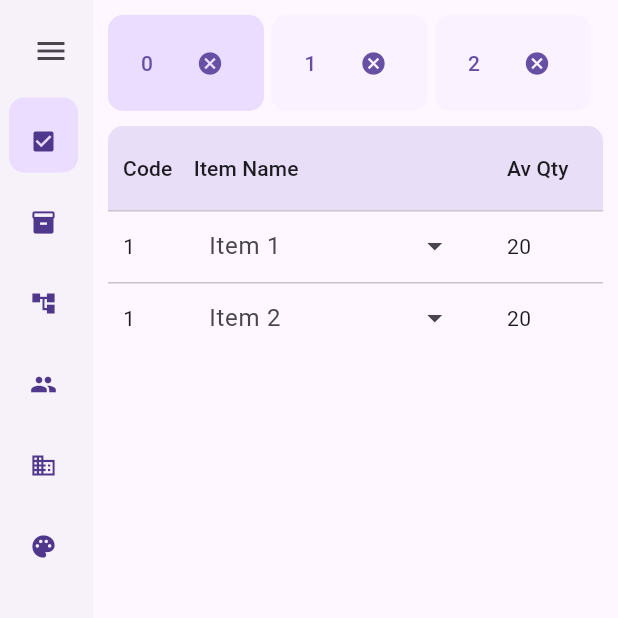
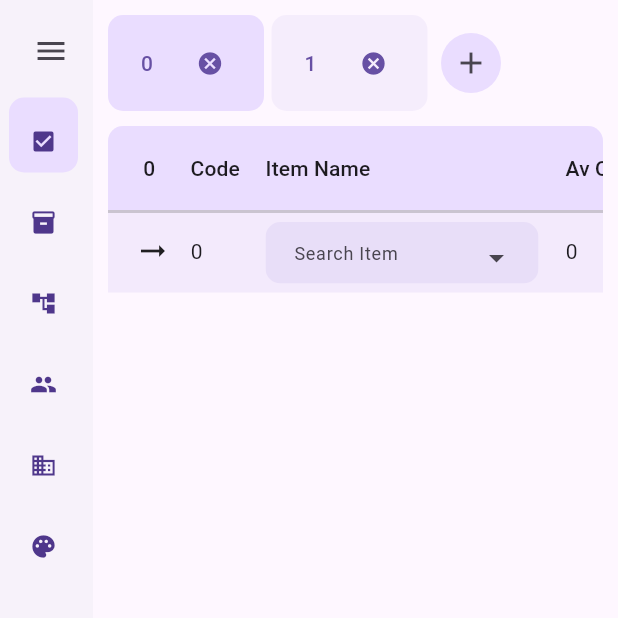
Before and after one commit to buddhimaaushan/flutter-mini-pos, a Flutter app: the screen it shows after launch, on a phone screen of 412 x 824 dp, the top half of it. Run offline on Flutter 3.47's test engine with Material 3 defaults, Android fonts, the phone set to English and light mode, and no system bars; drawn by our look-alikes of data_table_2; our stand-ins replace get.

Commit message:
checkout datatable and fields ui update and bug fix

```diff
--- a/lib/controllers/checkout_controller.dart
+++ b/lib/controllers/checkout_controller.dart
@@ -5,13 +5,12 @@ import 'package:mini_pos/ui/components/checkout_tab_pane.dart';
 class CheckoutTabPaneController extends GetxController {
   RxInt checkoutTabPaneSelected = 0.obs;
   RxList<CheckoutTabPane> checkoutTabPaneList = <CheckoutTabPane>[
-    const CheckoutTabPane(),
-    const CheckoutTabPane(),
-    const CheckoutTabPane(),
+    CheckoutTabPane(),
+    CheckoutTabPane(),
   ].obs;
 
   void addNewTab() {
-    checkoutTabPaneList.add(const CheckoutTabPane());
+    checkoutTabPaneList.add(CheckoutTabPane());
   }
 
   void removeTab(int index) {
@@ -39,32 +38,21 @@ class CheckoutTabPaneController extends GetxController {
   }
 }
 
-class CheckoutItemListController extends GetxController {
+class CheckoutItemListController {
   RxList<CheckoutItem> checkoutItemList = <CheckoutItem>[
-    CheckoutItem(
-      id: RxString("1"),
-      code: RxInt(1),
-      name: RxString("Item 1"),
-      avQty: RxInt(20),
-      ordQty: RxInt(5),
-      priceItem: RxInt(100),
-      category: RxString('Category 1'),
-      brand: RxString('Brand 1'),
-      supplier: RxString('Supplier 1'),
-      image: null,
-    ),
-    CheckoutItem(
-      id: RxString("2"),
-      code: RxInt(1),
-      name: RxString("Item 2"),
-      avQty: RxInt(20),
-      ordQty: RxInt(5),
-      priceItem: RxInt(100),
-      category: RxString('Category 2'),
-      brand: RxString('Brand 1'),
-      supplier: RxString('Supplier 2'),
-      image: null,
-    ),
+    CheckoutItem.initial()
+    // CheckoutItem(
+    //   id: RxString("2"),
+    //   code: RxInt(1),
+    //   name: RxString("Item 2"),
+    //   avQty: RxInt(20),
+    //   ordQty: RxInt(5),
+    //   priceItem: RxInt(100),
+    //   category: RxString('Category 2'),
+    //   brand: RxString('Brand 1'),
+    //   supplier: RxString('Supplier 2'),
+    //   image: null,
+    // ),
   ].obs;
 
   void addItem(CheckoutItem item) {
--- a/lib/data/models/checkout_model.dart
+++ b/lib/data/models/checkout_model.dart
@@ -42,4 +42,20 @@ class CheckoutItem {
       image: json['image'],
     );
   }
+
+  factory CheckoutItem.initial() {
+    return CheckoutItem(
+      id: RxString("initial"),
+      code: RxInt(0),
+      name: RxString("Search Item"),
+      avQty: RxInt(0),
+      ordQty: RxInt(0),
+      priceItem: RxInt(0),
+      category: RxString('null'),
+      brand: RxString('null'),
+      supplier: RxString('null'),
+      image: null,
+      description: null,
+    );
+  }
 }
--- a/lib/data/models/inventory_model.dart
+++ b/lib/data/models/inventory_model.dart
@@ -79,6 +79,20 @@ class InventoryItem {
         supplier: "Fort",
         image: const Base64Encoder().convert(
             'https://www.google.com/images/branding/googlelogo/1x/googlelogo_color_272x92dp.png'
+                .codeUnits)),
+    InventoryItem(
+        id: _uuid.v4(),
+        code: 2,
+        name: "TOO LONG NAME FOR INVENTORY BED SHEET SINGLE",
+        qty: 10,
+        cost: 100,
+        price: 200,
+        description: "BED SHEET SINGLE",
+        category: "BED SHEET",
+        brand: "VS",
+        supplier: "Fort",
+        image: const Base64Encoder().convert(
+            'https://www.google.com/images/branding/googlelogo/1x/googlelogo_color_272x92dp.png'
                 .codeUnits))
   ];
 
--- a/lib/ui/components/checkout.dart
+++ b/lib/ui/components/checkout.dart
@@ -42,7 +42,7 @@ class Checkout extends StatelessWidget {
                         : Theme.of(context)
                             .colorScheme
                             .secondaryContainer
-                            .withOpacity(0.2)),
+                            .withOpacity(0.4)),
                 shape: MaterialStateProperty.all<RoundedRectangleBorder>(
                     const RoundedRectangleBorder(
                   // borderRadius: BorderRadius.only(
--- a/lib/ui/components/checkout_tab_pane.dart
+++ b/lib/ui/components/checkout_tab_pane.dart
@@ -7,10 +7,13 @@ import 'package:mini_pos/data/models/inventory_model.dart';
 import 'package:mini_pos/ui/components/ex_data_table.dart';
 
 class CheckoutTabPane extends StatelessWidget {
-  const CheckoutTabPane({Key? key}) : super(key: key);
+  CheckoutTabPane({Key? key}) : super(key: key);
 
-  CheckoutItemListController get checkoutItemListController =>
-      Get.put(CheckoutItemListController());
+  CheckoutTabPaneController get checkoutTabPaneController =>
+      Get.find<CheckoutTabPaneController>();
+
+  final CheckoutItemListController checkoutItemListController =
+      CheckoutItemListController();
 
   @override
   Widget build(BuildContext context) {
@@ -19,51 +22,76 @@ class CheckoutTabPane extends StatelessWidget {
           borderRadius: BorderRadius.circular(10),
         ),
         clipBehavior: Clip.antiAlias,
-        child: ExDataTable(headers: const [
-          DataColumn2(label: Text("Code"), size: ColumnSize.S),
-          DataColumn2(label: Text("Item Name"), size: ColumnSize.L),
-          DataColumn2(label: Text("Av Qty"), size: ColumnSize.M),
-          DataColumn2(label: Text("Ord Qty"), size: ColumnSize.M),
-          DataColumn2(label: Text("Price/Item"), size: ColumnSize.M),
-          DataColumn2(label: Text("Price"), size: ColumnSize.M),
-          DataColumn2(label: Text("Category"), size: ColumnSize.M),
-          DataColumn2(label: Text("Brand"), size: ColumnSize.M),
-          DataColumn2(label: Text("Supplier"), size: ColumnSize.M),
-          DataColumn2(label: Text("Image"), size: ColumnSize.M),
-          DataColumn2(label: Text("Description"), size: ColumnSize.M),
+        child: ExDataTable(headers: [
+          DataColumn2(
+              label: Center(
+                child: Text(checkoutTabPaneController
+                    .checkoutTabPaneSelected.value
+                    .toString()),
+              ),
+              size: ColumnSize.S),
+          const DataColumn2(label: Text("Code"), size: ColumnSize.S),
+          const DataColumn2(label: Text("Item Name"), size: ColumnSize.L),
+          const DataColumn2(label: Text("Av Qty"), size: ColumnSize.M),
+          const DataColumn2(label: Text("Ord Qty"), size: ColumnSize.M),
+          const DataColumn2(label: Text("Price/Item"), size: ColumnSize.M),
+          const DataColumn2(label: Text("Price"), size: ColumnSize.M),
+          const DataColumn2(label: Text("Category"), size: ColumnSize.M),
+          const DataColumn2(label: Text("Brand"), size: ColumnSize.M),
+          const DataColumn2(label: Text("Supplier"), size: ColumnSize.M),
+          const DataColumn2(label: Text("Image"), size: ColumnSize.M),
+          const DataColumn2(label: Text("Description"), size: ColumnSize.M),
         ], rows: [
-          for (final item in checkoutItemListController.checkoutItemList)
-            DataRow(cells: <DataCell>[
+          for (final (idx, item)
+              in checkoutItemListController.checkoutItemList.indexed)
+            DataRow(
+              cells: <DataCell>[
+                DataCell(item.id == "initial"
+                    ? const Padding(
+                        padding: EdgeInsets.all(8),
+                        child: Icon(Icons.arrow_right_alt))
+                    : IconButton(
+                        onPressed: () {
+                          checkoutItemListController.removeItem(idx);
+                        },
+                        icon: const Icon(
+                          Icons.cancel,
+                          size: 15,
+                        ),
+                      )),
                 DataCell(Text(item.code.toString())),
                 DataCell(_buildItemDropdownMenu(item)),
                 DataCell(Text(item.avQty.toString())),
-              DataCell(
-                TextFormField(
-                  initialValue: item.ordQty.toString(),
-                  keyboardType: TextInputType.number,
-                  onFieldSubmitted: (val) {
-                    item.ordQty.value = int.parse(val);
-                  },
-                ),
-              ),
+                DataCell(_buildOrderTextField(item)),
                 DataCell(Text(item.priceItem.toString())),
-              DataCell(
-                  Text((item.ordQty.value * item.priceItem.value).toString())),
+                DataCell(Text(
+                    (item.ordQty.value * item.priceItem.value).toString())),
                 DataCell(Text(item.category.value)),
                 DataCell(Text(item.brand.value)),
                 DataCell(Text(item.supplier.value)),
                 DataCell(Text(item.image.toString())),
                 DataCell(Text(item.description.toString())),
-            ])
+              ],
+            )
         ], isLoading: false)));
   }
 
   Widget _buildItemDropdownMenu(CheckoutItem item) {
-    return DropdownMenu(
-      expandedInsets: EdgeInsets.all(10),
+    return Container(
+      margin: const EdgeInsets.only(top: 8, bottom: 6, right: 8),
+      decoration: BoxDecoration(
+        borderRadius: BorderRadius.circular(10),
+      ),
+      clipBehavior: Clip.antiAlias,
+      child: DropdownMenu(
+        key: UniqueKey(),
+        expandedInsets: const EdgeInsets.symmetric(horizontal: 0, vertical: 0),
         onSelected: (value) {
           InventoryItem inventory = InventoryItem.inventories
               .firstWhere((element) => element.id == value);
+          if (item.id.value == "initial") {
+            checkoutItemListController.addItem(CheckoutItem.initial());
+          }
           item.id.value = inventory.id;
           item.code.value = inventory.code;
           item.name.value = inventory.name;
@@ -76,7 +104,7 @@ class CheckoutTabPane extends StatelessWidget {
           item.image?.value = inventory.image!;
           item.description?.value = inventory.description!;
         },
-      label: Text(item.name.value),
+        // label: Text(item.name.value),
         dropdownMenuEntries: [
           for (final inventory in InventoryItem.inventories)
             DropdownMenuEntry(
@@ -86,13 +114,46 @@ class CheckoutTabPane extends StatelessWidget {
         ],
         enableFilter: true,
         enableSearch: true,
-      hintText: "Search Item",
-      textStyle: TextStyle(fontSize: 14),
+        hintText: item.name.value,
+        textStyle: const TextStyle(fontSize: 12),
         inputDecorationTheme: InputDecorationTheme(
-          hintStyle: TextStyle(fontSize: 12),
+          hintStyle: const TextStyle(fontSize: 12),
           border: InputBorder.none,
           floatingLabelBehavior: FloatingLabelBehavior.never,
-          contentPadding: EdgeInsets.only(bottom: 20)),
+          filled: true,
+          fillColor: Theme.of(Get.context!)
+              .colorScheme
+              .secondaryContainer
+              .withOpacity(item.id.value == "initial" ? 1 : 0.2),
+          contentPadding: const EdgeInsets.only(left: 15, right: 5, bottom: 6),
+        ),
+      ),
+    );
+  }
+
+  Widget _buildOrderTextField(CheckoutItem item) {
+    return Container(
+      margin: const EdgeInsets.only(top: 8, bottom: 6, right: 8),
+      decoration: BoxDecoration(
+        borderRadius: BorderRadius.circular(10),
+      ),
+      clipBehavior: Clip.antiAlias,
+      child: TextFormField(
+        initialValue: item.ordQty.toString(),
+        keyboardType: TextInputType.number,
+        onFieldSubmitted: (val) {
+          item.ordQty.value = int.parse(val);
+        },
+        decoration: InputDecoration(
+          border: InputBorder.none,
+          filled: true,
+          fillColor: Theme.of(Get.context!)
+              .colorScheme
+              .secondaryContainer
+              .withOpacity(item.id.value == "initial" ? 1 : 0.2),
+          contentPadding: const EdgeInsets.only(left: 15, right: 5, bottom: 6),
+        ),
+      ),
     );
   }
 }
--- a/lib/ui/components/ex_data_table.dart
+++ b/lib/ui/components/ex_data_table.dart
@@ -22,13 +22,22 @@ class ExDataTable extends StatelessWidget {
       lmRatio: 2,
       smRatio: 0.5,
       columnSpacing: 10,
-      fixedLeftColumns: 2,
+      dataRowHeight: 55,
+      fixedLeftColumns: 3,
       horizontalMargin: 10,
       isVerticalScrollBarVisible: true,
       isHorizontalScrollBarVisible: true,
       scrollController: ScrollController(),
       headingRowColor: MaterialStateProperty.all<Color>(
-          Theme.of(context).colorScheme.secondaryContainer),
+          Theme.of(context).colorScheme.primaryContainer),
+      dataRowColor: MaterialStateProperty.all<Color>(
+        Theme.of(context).colorScheme.secondaryContainer.withOpacity(0.4),
+      ),
+      dividerThickness: 2,
+      decoration: BoxDecoration(
+        color:
+            Theme.of(context).colorScheme.secondaryContainer.withOpacity(0.2),
+      ),
     );
   }
 }
```
Lines whose indentation alone changed are shown as unchanged.
